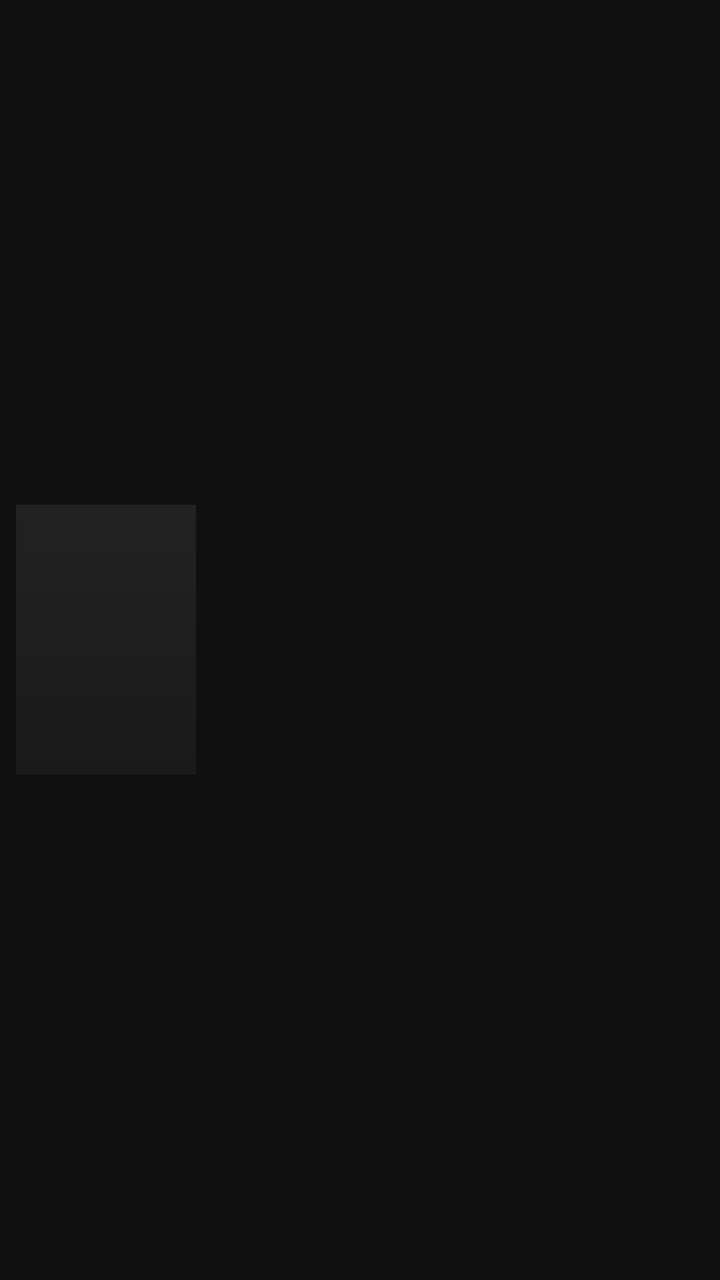
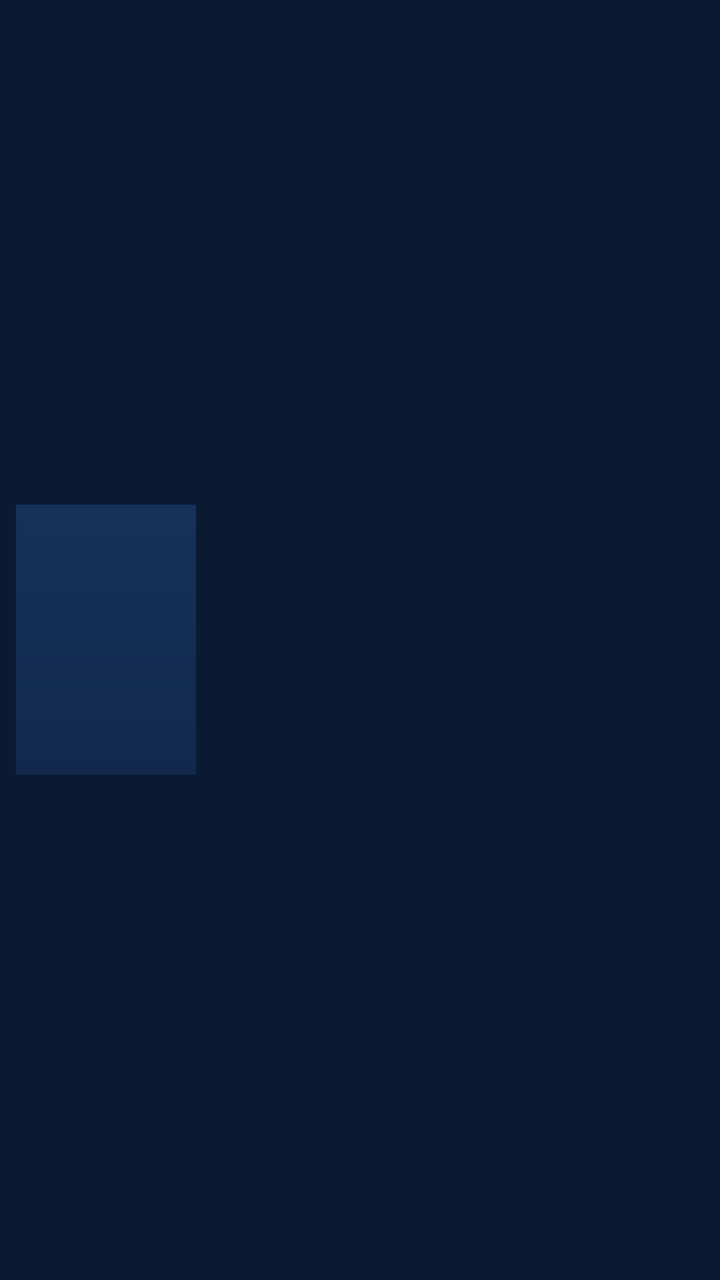

An Android layout rendered at two revisions. The XML below is the earlier revision; the diff shows what the commit changed to produce the second picture.
<!-- AndroidManifest.xml: application theme AppTheme -->
<!-- res/layout/item_continue.xml -->
<?xml version="1.0" encoding="utf-8"?>
<LinearLayout xmlns:android="http://schemas.android.com/apk/res/android"
    android:layout_width="match_parent"
    android:layout_height="wrap_content"
    android:gravity="center_vertical"
    android:orientation="horizontal"
    android:padding="8dp">

    <ImageView
        android:id="@+id/iv_cover"
        android:layout_width="90dp"
        android:layout_height="135dp"
        android:background="@drawable/bg_poster"
        android:contentDescription="Capa"
        android:scaleType="centerCrop" />

    <LinearLayout
        android:layout_width="0dp"
        android:layout_height="wrap_content"
        android:layout_marginStart="16dp"
        android:layout_weight="1"
        android:orientation="vertical">

        <TextView
            android:id="@+id/tv_name"
            android:layout_width="match_parent"
            android:layout_height="wrap_content"
            android:ellipsize="end"
            android:maxLines="2"
            android:textColor="#FFFFFF"
            android:textSize="26sp"
            android:textStyle="bold" />

        <TextView
            android:id="@+id/tv_pos"
            android:layout_width="match_parent"
            android:layout_height="wrap_content"
            android:layout_marginTop="4dp"
            android:textColor="#A8A8A8"
            android:textSize="20sp" />
    </LinearLayout>
</LinearLayout>
<!-- resources referenced by this layout -->
<resources>
  <!-- drawable bg_poster (drawable) -->
  <?xml version="1.0" encoding="utf-8"?>
  <shape xmlns:android="http://schemas.android.com/apk/res/android" android:shape="rectangle">
      <gradient android:type="linear" android:angle="270" android:startColor="#222222" android:endColor="#1A1A1A" />
  </shape>
  <style name="AppTheme" parent="android:Theme.Material.NoActionBar">
          <item name="android:windowBackground">#101010</item>
          <item name="android:colorAccent">#C8FF00</item>
          <item name="android:alertDialogTheme">@style/AscDialog</item>
      </style>
  <style name="AscDialog" parent="android:Theme.Material.Dialog.Alert">
          <item name="android:windowBackground">@drawable/glass_strong</item>
          <item name="android:colorAccent">#C8FF00</item>
          <item name="android:textColorPrimary">#FFFFFF</item>
          <item name="android:textColorSecondary">#A8A8A8</item>
      </style>
  <!-- drawable glass_strong (drawable) -->
  <?xml version="1.0" encoding="utf-8"?>
  <layer-list xmlns:android="http://schemas.android.com/apk/res/android">
      <item android:top="2dp">
          <shape android:shape="rectangle">
              <solid android:color="@color/asc_glass_shadow" />
              <corners android:radius="18dp" />
          </shape>
      </item>
      <item android:bottom="2dp">
          <shape android:shape="rectangle">
              <solid android:color="@color/asc_glass_strong" />
              <corners android:radius="18dp" />
          </shape>
      </item>
      <item android:bottom="2dp">
          <shape android:shape="rectangle">
              <gradient
                  android:angle="270"
                  android:endColor="@color/asc_glass_sheen_end"
                  android:startColor="@color/asc_glass_sheen" />
              <corners android:radius="18dp" />
          </shape>
      </item>
      <item android:bottom="2dp">
          <shape android:shape="rectangle">
              <stroke android:width="1dp" android:color="@color/asc_glass_border_strong" />
              <corners android:radius="18dp" />
          </shape>
      </item>
  </layer-list>
  <color name="asc_glass_shadow">#40000000</color>
  <color name="asc_glass_strong">#D9141414</color>
  <color name="asc_glass_sheen_end">#00FFFFFF</color>
  <color name="asc_glass_sheen">#26FFFFFF</color>
  <color name="asc_glass_border_strong">#3DFFFFFF</color>
</resources>

<!-- the commit's change to res/layout/item_continue.xml (unified diff, before → after) -->
@@ -36,7 +36,7 @@
             android:layout_width="match_parent"
             android:layout_height="wrap_content"
             android:layout_marginTop="4dp"
-            android:textColor="#A8A8A8"
+            android:textColor="#B8C0CC"
             android:textSize="20sp" />
     </LinearLayout>
 </LinearLayout>
<!-- resource entries referenced after the edit -->
@@ -3,18 +3,18 @@
   <!-- drawable bg_poster (drawable) -->
   <?xml version="1.0" encoding="utf-8"?>
   <shape xmlns:android="http://schemas.android.com/apk/res/android" android:shape="rectangle">
-      <gradient android:type="linear" android:angle="270" android:startColor="#222222" android:endColor="#1A1A1A" />
+      <gradient android:type="linear" android:angle="270" android:startColor="#16315A" android:endColor="#12294D" />
   </shape>
   <style name="AppTheme" parent="android:Theme.Material.NoActionBar">
-          <item name="android:windowBackground">#101010</item>
-          <item name="android:colorAccent">#C8FF00</item>
+          <item name="android:windowBackground">#0A1A33</item>
+          <item name="android:colorAccent">#5AA2FF</item>
           <item name="android:alertDialogTheme">@style/AscDialog</item>
       </style>
   <style name="AscDialog" parent="android:Theme.Material.Dialog.Alert">
           <item name="android:windowBackground">@drawable/glass_strong</item>
-          <item name="android:colorAccent">#C8FF00</item>
+          <item name="android:colorAccent">#5AA2FF</item>
           <item name="android:textColorPrimary">#FFFFFF</item>
-          <item name="android:textColorSecondary">#A8A8A8</item>
+          <item name="android:textColorSecondary">#B8C0CC</item>
       </style>
   <!-- drawable glass_strong (drawable) -->
   <?xml version="1.0" encoding="utf-8"?>
@@ -47,10 +47,10 @@
           </shape>
       </item>
   </layer-list>
-  <color name="asc_glass_shadow">#40000000</color>
-  <color name="asc_glass_strong">#D9141414</color>
+  <color name="asc_glass_shadow">#33000000</color>
+  <color name="asc_glass_strong">#FF12294D</color>
   <color name="asc_glass_sheen_end">#00FFFFFF</color>
-  <color name="asc_glass_sheen">#26FFFFFF</color>
-  <color name="asc_glass_border_strong">#3DFFFFFF</color>
+  <color name="asc_glass_sheen">#08FFFFFF</color>
+  <color name="asc_glass_border_strong">#1FFFFFFF</color>
 </resources>
 
